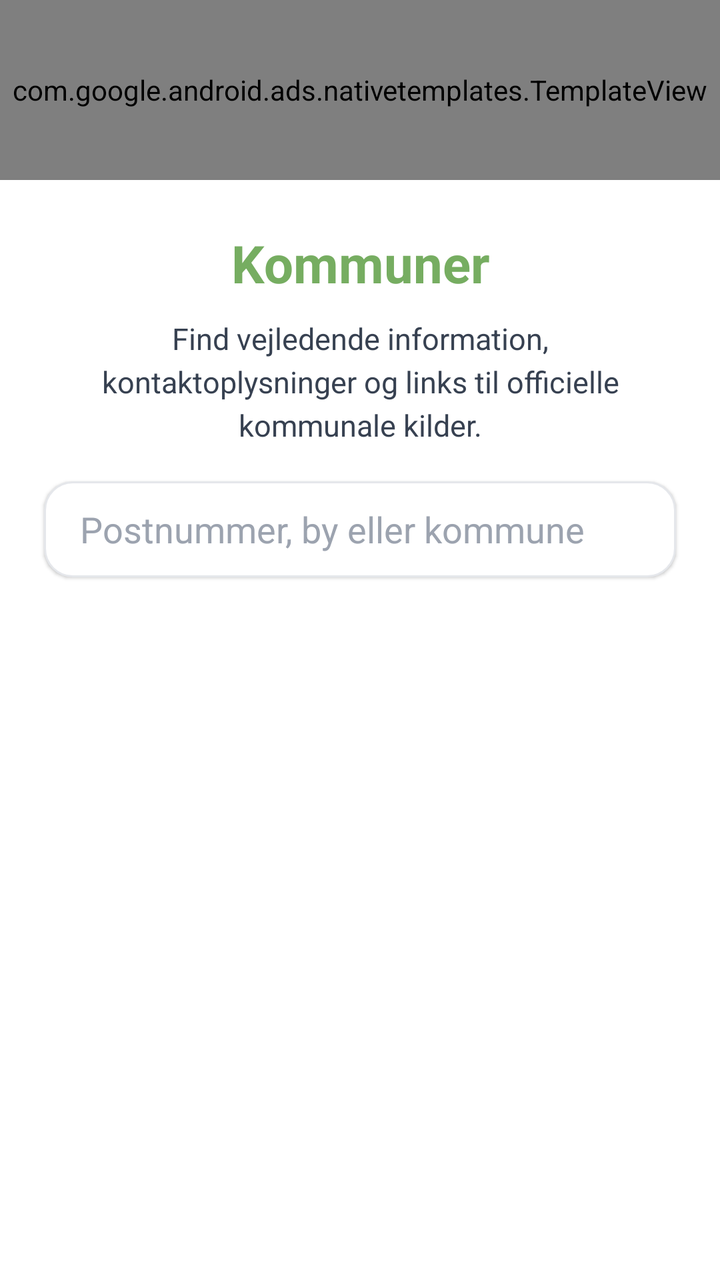
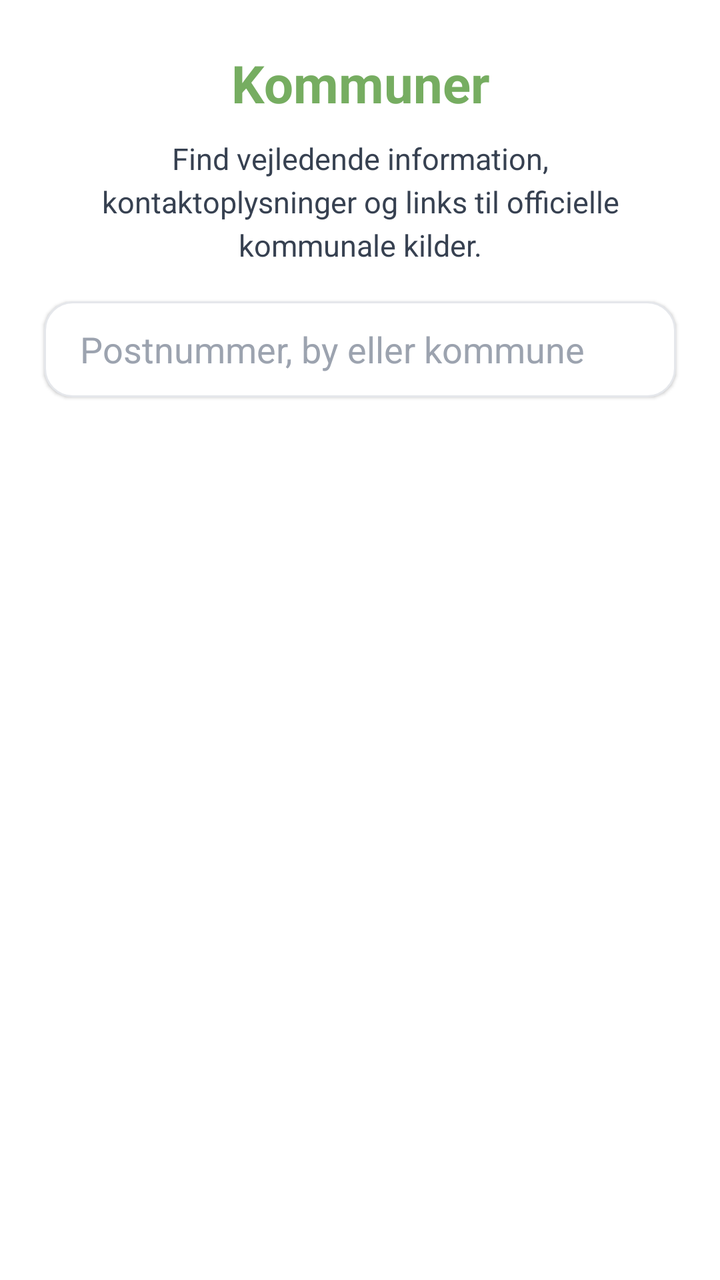

Before-and-after screenshots of an Android layout around one commit, followed by the original layout XML and the change that was made.
<!-- AndroidManifest.xml: application theme Theme.MitAffaldV4 -->
<!-- res/layout/fragment_municipalities.xml -->
<?xml version="1.0" encoding="utf-8"?>
<androidx.constraintlayout.widget.ConstraintLayout xmlns:android="http://schemas.android.com/apk/res/android"
    xmlns:app="http://schemas.android.com/apk/res-auto"
    android:layout_width="match_parent"
    android:layout_height="match_parent"
    android:background="@color/page_background">

    <com.google.android.ads.nativetemplates.TemplateView
        android:id="@+id/my_template"
        android:layout_width="match_parent"
        android:layout_height="90dp"
        app:gnt_template_type="@layout/gnt_small_template_view"
        app:layout_constraintEnd_toEndOf="parent"
        app:layout_constraintStart_toStartOf="parent"
        app:layout_constraintTop_toTopOf="parent" />

    <TextView
        android:id="@+id/municipalitiesHeader"
        android:layout_width="match_parent"
        android:layout_height="wrap_content"
        android:gravity="center"
        android:paddingStart="16dp"
        android:paddingTop="24dp"
        android:paddingEnd="16dp"
        android:text="@string/kommuner"
        android:textColor="@color/green_light"
        android:textSize="26sp"
        android:textStyle="bold"
        app:layout_goneMarginTop="22dp"
        app:layout_constraintTop_toBottomOf="@id/my_template" />

    <TextView
        android:id="@+id/municipalitiesIntro"
        android:layout_width="0dp"
        android:layout_height="wrap_content"
        android:layout_marginStart="22dp"
        android:layout_marginTop="10dp"
        android:layout_marginEnd="22dp"
        android:gravity="center"
        android:lineSpacingExtra="4dp"
        android:text="@string/kommuner_intro"
        android:textColor="@color/text_color"
        android:textSize="15sp"
        app:layout_constraintEnd_toEndOf="parent"
        app:layout_constraintStart_toStartOf="parent"
        app:layout_constraintTop_toBottomOf="@id/municipalitiesHeader" />

    <LinearLayout
        android:id="@+id/searchMunicipalityContainer"
        style="@style/xViewStyle"
        android:layout_width="0dp"
        android:layout_height="48dp"
        android:layout_marginStart="22dp"
        android:layout_marginTop="18dp"
        android:layout_marginEnd="22dp"
        android:elevation="1dp"
        android:orientation="horizontal"
        app:layout_constraintEnd_toEndOf="parent"
        app:layout_constraintStart_toStartOf="parent"
        app:layout_constraintTop_toBottomOf="@id/municipalitiesIntro">

        <EditText
            android:id="@+id/searchMunicipalityInput"
            style="@style/MultiAutoCompleteTextViewStyle"
            android:layout_width="0dp"
            android:layout_height="match_parent"
            android:layout_weight="1"
            android:autofillHints=""
            android:background="@android:color/transparent"
            android:hint="@string/indtast_kommune"
            android:importantForAutofill="no"
            android:inputType="text"
            android:maxLines="1"
            android:textColorHint="@color/grey_black" />

        <FrameLayout
            android:layout_width="wrap_content"
            android:layout_height="match_parent">

            <ImageView
                android:id="@+id/clearMunicipalitySearchButton"
                android:layout_width="wrap_content"
                android:layout_height="wrap_content"
                android:layout_gravity="center_vertical"
                android:contentDescription="Clear text"
                android:paddingEnd="12dp"
                android:src="@drawable/clear_text_x"
                android:visibility="gone" />

        </FrameLayout>

    </LinearLayout>

    <TextView
        android:id="@+id/emptyMunicipalitiesText"
        android:layout_width="0dp"
        android:layout_height="wrap_content"
        android:gravity="center"
        android:padding="22dp"
        android:text="@string/kommuner_kunne_ikke_indlaeses"
        android:textColor="@color/text_color"
        android:textSize="16sp"
        android:visibility="gone"
        app:layout_constraintEnd_toEndOf="parent"
        app:layout_constraintStart_toStartOf="parent"
        app:layout_constraintTop_toBottomOf="@id/searchMunicipalityContainer" />

    <androidx.recyclerview.widget.RecyclerView
        android:id="@+id/listMunicipalities"
        android:layout_width="match_parent"
        android:layout_height="0dp"
        android:clipToPadding="false"
        android:paddingStart="16dp"
        android:paddingTop="18dp"
        android:paddingEnd="16dp"
        android:paddingBottom="18dp"
        app:layout_constraintBottom_toBottomOf="parent"
        app:layout_constraintTop_toBottomOf="@id/searchMunicipalityContainer" />

</androidx.constraintlayout.widget.ConstraintLayout>
<!-- res/layout/gnt_small_template_view.xml (included above) -->
<?xml version="1.0" encoding="utf-8"?>
<merge xmlns:tools="http://schemas.android.com/tools"
    xmlns:app="http://schemas.android.com/apk/res-auto"
    xmlns:android="http://schemas.android.com/apk/res/android">
  <com.google.android.gms.ads.nativead.NativeAdView
      android:layout_height="wrap_content"
      android:layout_width="match_parent"
      android:layout_centerInParent="true"
      android:id="@+id/native_ad_view"
      >

    <androidx.constraintlayout.widget.ConstraintLayout
        android:layout_height="match_parent"
        android:layout_width="match_parent"
        android:layout_centerInParent="true"
        android:background="@drawable/gnt_outline_shape"
        >
      <androidx.constraintlayout.widget.ConstraintLayout
          android:layout_width="@dimen/gnt_no_size"
          android:layout_height="@dimen/gnt_no_size"
          android:layout_marginEnd="@dimen/gnt_default_margin"
          android:layout_marginStart="@dimen/gnt_default_margin"
          android:layout_marginTop="@dimen/gnt_default_margin"
          android:layout_marginBottom="@dimen/gnt_default_margin"
          app:layout_constraintDimensionRatio="H,4:1"
          app:layout_constraintEnd_toEndOf="parent"
          app:layout_constraintStart_toStartOf="parent"
          app:layout_constraintTop_toTopOf="parent"
          app:layout_constraintBottom_toBottomOf="parent"
          android:orientation="horizontal"
          android:id="@+id/background"
          >
        <ImageView
            android:id="@+id/icon"
            android:layout_width="0dp"
            android:layout_weight="0"
            android:layout_height="match_parent"
            android:layout_marginTop="@dimen/gnt_no_margin"
            android:layout_marginStart="@dimen/gnt_no_margin"
            android:layout_marginBottom="@dimen/gnt_no_margin"
            android:layout_marginEnd="@dimen/gnt_no_margin"
            app:layout_constraintDimensionRatio="H,1:1"
            app:layout_constraintStart_toStartOf="parent"
            app:layout_constraintTop_toTopOf="parent"
            app:layout_constraintBottom_toBottomOf="parent"
            app:layout_constraintEnd_toStartOf="@+id/content"
            />
        <androidx.constraintlayout.widget.ConstraintLayout
            android:layout_width="@dimen/gnt_no_size"
            android:layout_height="@dimen/gnt_no_size"
            android:layout_marginTop="@dimen/gnt_no_margin"
            android:layout_marginBottom="@dimen/gnt_no_margin"
            android:layout_marginStart="@dimen/gnt_default_margin"
            android:layout_marginEnd="@dimen/gnt_default_margin"
            android:orientation="vertical"
            android:id="@+id/content"
            app:layout_constraintBottom_toBottomOf="parent"
            app:layout_constraintStart_toEndOf="@id/icon"
            app:layout_constraintEnd_toEndOf="parent"
            app:layout_constraintTop_toTopOf="parent"
            >
          <LinearLayout
              android:id="@+id/headline"
              android:orientation="horizontal"
              android:layout_width="match_parent"
              android:layout_height="@dimen/gnt_no_size"
              android:layout_weight="@dimen/gnt_text_row_weight"
              app:layout_constraintBottom_toTopOf="@+id/row_two"
              app:layout_constraintEnd_toEndOf="parent"
              app:layout_constraintStart_toStartOf="parent"
              app:layout_constraintTop_toTopOf="parent"
              android:background="@android:color/transparent"
              >

            <TextView
                android:id="@+id/primary"
                android:textStyle="bold"
                android:textSize="@dimen/gnt_text_size_large"
                android:textColor="@color/gnt_gray"
                android:lines="1"
                android:layout_height="match_parent"
                android:layout_width="wrap_content"
                android:layout_marginTop="@dimen/gnt_no_margin"
                android:layout_marginBottom="@dimen/gnt_no_margin"
                android:layout_marginStart="@dimen/gnt_no_margin"
                android:layout_marginEnd="@dimen/gnt_no_margin"
                app:layout_constraintBottom_toBottomOf="parent"
                app:layout_constraintEnd_toEndOf="parent"
                app:layout_constraintStart_toEndOf="parent"
                app:layout_constraintTop_toTopOf="parent"
                ></TextView>
          </LinearLayout>
          <LinearLayout
              android:id="@+id/row_two"
              android:orientation="horizontal"
              android:layout_width="match_parent"
              android:layout_height="@dimen/gnt_no_size"
              android:layout_weight="@dimen/gnt_text_row_weight"
              app:layout_constraintBottom_toTopOf="@+id/cta"
              app:layout_constraintEnd_toEndOf="parent"
              app:layout_constraintStart_toStartOf="parent"
              app:layout_constraintTop_toBottomOf="@id/headline"
              >
            <TextView
                android:background="@drawable/gnt_rounded_corners_shape"
                android:layout_width="@dimen/gnt_ad_indicator_width"
                android:gravity="center"
                android:id="@+id/ad_notification_view"
                android:layout_height="@dimen/gnt_ad_indicator_height"
                android:layout_marginTop="@dimen/gnt_ad_indicator_top_margin"
                android:layout_marginStart="@dimen/gnt_no_margin"
                android:layout_marginEnd="@dimen/gnt_default_margin"
                android:text="Ad"
                android:textColor="@color/gnt_ad_green"
                android:textStyle="bold"
                android:textSize="@dimen/gnt_ad_indicator_text_size"
                app:layout_constraintBottom_toBottomOf="parent"
                app:layout_constraintStart_toStartOf="parent"
                app:layout_constraintTop_toTopOf="parent"
                >
            </TextView>
            <RatingBar
                android:id="@+id/rating_bar"
                android:background="@android:color/transparent"
                android:layout_width="wrap_content"
                android:layout_height="wrap_content"
                android:textSize="@dimen/gnt_text_size_small"
                android:textColor="@color/gnt_gray"
                android:numStars="5"
                android:stepSize="0.1"
                android:lines="1"
                android:layout_marginTop="@dimen/gnt_no_margin"
                android:layout_marginBottom="@dimen/gnt_no_margin"
                android:layout_marginStart="@dimen/gnt_no_margin"
                android:layout_marginEnd="@dimen/gnt_no_margin"
                app:layout_constraintBottom_toBottomOf="parent"
                app:layout_constraintEnd_toEndOf="parent"
                app:layout_constraintStart_toEndOf="@id/ad_notification_view"
                app:layout_constraintTop_toTopOf="parent"
                style="?android:attr/ratingBarStyleSmall">

            </RatingBar>
            <TextView
                android:id="@+id/secondary"
                android:background="@color/gnt_white"
                android:layout_width="wrap_content"
                android:layout_height="match_parent"
                android:gravity="top"
                android:textSize="@dimen/gnt_text_size_small"
                android:textColor="@color/gnt_gray"
                android:lines="1"
                android:layout_marginTop="@dimen/gnt_no_margin"
                android:layout_marginBottom="@dimen/gnt_no_margin"
                android:layout_marginStart="@dimen/gnt_no_margin"
                android:layout_marginEnd="@dimen/gnt_no_margin"
                app:layout_constraintBottom_toBottomOf="parent"
                app:layout_constraintEnd_toEndOf="parent"
                app:layout_constraintStart_toEndOf="@id/ad_notification_view"
                app:layout_constraintTop_toTopOf="parent"
                ></TextView>

          </LinearLayout>
          <androidx.appcompat.widget.AppCompatButton
              android:id="@+id/cta"
              android:layout_width="match_parent"
              android:layout_height="@dimen/gnt_no_size"
              android:background="@color/gnt_blue"
              android:textColor="@color/gnt_white"
              android:lines="1"
              app:layout_constraintBottom_toBottomOf="parent"
              app:layout_constraintEnd_toEndOf="parent"
              app:layout_constraintStart_toStartOf="parent"
              app:layout_constraintTop_toBottomOf="@id/row_two"
              android:gravity="center"
              app:layout_constraintHeight_percent="0.35"
              />


        </androidx.constraintlayout.widget.ConstraintLayout>


      </androidx.constraintlayout.widget.ConstraintLayout>

    </androidx.constraintlayout.widget.ConstraintLayout>

  </com.google.android.gms.ads.nativead.NativeAdView>

</merge>
<!-- resources referenced by this layout -->
<resources>
  <color name="gnt_ad_green">#3A6728</color>
  <color name="gnt_blue">#4285f4</color>
  <color name="gnt_gray">#808080</color>
  <color name="gnt_white">#FFFFFF</color>
  <color name="green_light">#76AD61</color>
  <color name="grey_black">#9CA3AF</color>
  <color name="page_background">#FFFFFFFF</color>
  <color name="text_color">#374151</color>
  <dimen name="gnt_ad_indicator_height">20dp</dimen>
  <dimen name="gnt_ad_indicator_text_size">10sp</dimen>
  <dimen name="gnt_ad_indicator_top_margin">0dp</dimen>
  <dimen name="gnt_ad_indicator_width">25dp</dimen>
  <dimen name="gnt_default_margin">10dp</dimen>
  <dimen name="gnt_no_margin">0dp</dimen>
  <dimen name="gnt_no_size">0dp</dimen>
  <item name="gnt_text_row_weight" format="float" type="dimen">0.25</item>
  <dimen name="gnt_text_size_large">15sp</dimen>
  <dimen name="gnt_text_size_small">12sp</dimen>
  <!-- drawable gnt_outline_shape (drawable) -->
  <?xml version="1.0" encoding="utf-8"?>
  <shape xmlns:android="http://schemas.android.com/apk/res/android" android:shape="rectangle" >
    <solid android:color="@color/gnt_white" />
    <stroke android:width="2dp" android:color="@color/gnt_outline"/>
  </shape>
  <!-- drawable gnt_rounded_corners_shape (drawable) -->
  <?xml version="1.0" encoding="utf-8"?>
  <shape xmlns:android="http://schemas.android.com/apk/res/android">
    <solid android:color="#ffffffff"/>
  
    <stroke android:width="2dp"
        android:color="@color/gnt_ad_green"/>
  
    <padding android:left="1dp"
        android:top="1dp"
        android:right="1dp"
        android:bottom="1dp" />
  
    <corners android:bottomRightRadius="5dp"
        android:bottomLeftRadius="5dp"
        android:topLeftRadius="5dp"
        android:topRightRadius="5dp" />
  </shape>
  <string name="indtast_kommune">Postnummer, by eller kommune</string>
  <string name="kommuner">Kommuner</string>
  <string name="kommuner_intro">Find vejledende information, kontaktoplysninger og links til officielle kommunale kilder.</string>
  <string name="kommuner_kunne_ikke_indlaeses">Kommunedata kunne ikke indlæses.</string>
  <style name="xViewStyle">
          <item name="android:background">@drawable/x_background</item>
      </style>
  <style name="Theme.MitAffaldV4" parent="Theme.MaterialComponents.Light.NoActionBar">
          
          <item name="colorPrimary">@color/green_light</item>
          <item name="colorPrimaryVariant">@color/green_dark</item>
          <item name="colorOnPrimary">@color/white</item>
          
          <item name="colorSecondary">@color/teal_200</item>
          <item name="colorSecondaryVariant">@color/teal_700</item>
          <item name="colorOnSecondary">@color/black</item>
          
          <item name="windowActionBar">false</item>
          <item name="windowNoTitle">true</item>
          <item name="android:forceDarkAllowed">false</item>
      </style>
  <color name="gnt_outline">#E0E0E0</color>
  <!-- drawable edittext_background (drawable-v24) -->
  <?xml version="1.0" encoding="utf-8"?>
  <shape xmlns:android="http://schemas.android.com/apk/res/android">
      <solid android:color="@android:color/transparent" />
      <corners android:radius="14dp" />
      <padding
          android:left="8dp"
          android:top="8dp"
          android:right="8dp"
          android:bottom="8dp" />
  </shape>
  <!-- drawable x_background (drawable) -->
  <?xml version="1.0" encoding="utf-8"?>
  <shape xmlns:android="http://schemas.android.com/apk/res/android">
      <solid android:color="@color/white" />
      <stroke
          android:width="1dp"
          android:color="@color/light_grey" />
      <corners android:radius="14dp" />
  </shape>
  <color name="green_dark">#5F984E</color>
  <color name="white">#FFFFFFFF</color>
  <color name="teal_200">#76AD61</color>
  <color name="teal_700">#FF018786</color>
  <color name="black">#000000</color>
  <color name="card_border">#E5E7EB</color>
  <color name="light_grey">#E5E7EB</color>
  <!-- unchanged entries left out for length: 3 -->
</resources>

<!-- the commit's change to res/layout/fragment_municipalities.xml (unified diff, before → after) -->
@@ -4,15 +4,6 @@
     android:layout_width="match_parent"
     android:layout_height="match_parent"
     android:background="@color/page_background">
-
-    <com.google.android.ads.nativetemplates.TemplateView
-        android:id="@+id/my_template"
-        android:layout_width="match_parent"
-        android:layout_height="90dp"
-        app:gnt_template_type="@layout/gnt_small_template_view"
-        app:layout_constraintEnd_toEndOf="parent"
-        app:layout_constraintStart_toStartOf="parent"
-        app:layout_constraintTop_toTopOf="parent" />
 
     <TextView
         android:id="@+id/municipalitiesHeader"
@@ -26,8 +17,7 @@
         android:textColor="@color/green_light"
         android:textSize="26sp"
         android:textStyle="bold"
-        app:layout_goneMarginTop="22dp"
-        app:layout_constraintTop_toBottomOf="@id/my_template" />
+        app:layout_constraintTop_toTopOf="parent" />
 
     <TextView
         android:id="@+id/municipalitiesIntro"
@@ -118,192 +108,3 @@
         app:layout_constraintTop_toBottomOf="@id/searchMunicipalityContainer" />
 
 </androidx.constraintlayout.widget.ConstraintLayout>
-<!-- res/layout/gnt_small_template_view.xml (included above) -->
-<?xml version="1.0" encoding="utf-8"?>
-<merge xmlns:tools="http://schemas.android.com/tools"
-    xmlns:app="http://schemas.android.com/apk/res-auto"
-    xmlns:android="http://schemas.android.com/apk/res/android">
-  <com.google.android.gms.ads.nativead.NativeAdView
-      android:layout_height="wrap_content"
-      android:layout_width="match_parent"
-      android:layout_centerInParent="true"
-      android:id="@+id/native_ad_view"
-      >
-
-    <androidx.constraintlayout.widget.ConstraintLayout
-        android:layout_height="match_parent"
-        android:layout_width="match_parent"
-        android:layout_centerInParent="true"
-        android:background="@drawable/gnt_outline_shape"
-        >
-      <androidx.constraintlayout.widget.ConstraintLayout
-          android:layout_width="@dimen/gnt_no_size"
-          android:layout_height="@dimen/gnt_no_size"
-          android:layout_marginEnd="@dimen/gnt_default_margin"
-          android:layout_marginStart="@dimen/gnt_default_margin"
-          android:layout_marginTop="@dimen/gnt_default_margin"
-          android:layout_marginBottom="@dimen/gnt_default_margin"
-          app:layout_constraintDimensionRatio="H,4:1"
-          app:layout_constraintEnd_toEndOf="parent"
-          app:layout_constraintStart_toStartOf="parent"
-          app:layout_constraintTop_toTopOf="parent"
-          app:layout_constraintBottom_toBottomOf="parent"
-          android:orientation="horizontal"
-          android:id="@+id/background"
-          >
-        <ImageView
-            android:id="@+id/icon"
-            android:layout_width="0dp"
-            android:layout_weight="0"
-            android:layout_height="match_parent"
-            android:layout_marginTop="@dimen/gnt_no_margin"
-            android:layout_marginStart="@dimen/gnt_no_margin"
-            android:layout_marginBottom="@dimen/gnt_no_margin"
-            android:layout_marginEnd="@dimen/gnt_no_margin"
-            app:layout_constraintDimensionRatio="H,1:1"
-            app:layout_constraintStart_toStartOf="parent"
-            app:layout_constraintTop_toTopOf="parent"
-            app:layout_constraintBottom_toBottomOf="parent"
-            app:layout_constraintEnd_toStartOf="@+id/content"
-            />
-        <androidx.constraintlayout.widget.ConstraintLayout
-            android:layout_width="@dimen/gnt_no_size"
-            android:layout_height="@dimen/gnt_no_size"
-            android:layout_marginTop="@dimen/gnt_no_margin"
-            android:layout_marginBottom="@dimen/gnt_no_margin"
-            android:layout_marginStart="@dimen/gnt_default_margin"
-            android:layout_marginEnd="@dimen/gnt_default_margin"
-            android:orientation="vertical"
-            android:id="@+id/content"
-            app:layout_constraintBottom_toBottomOf="parent"
-            app:layout_constraintStart_toEndOf="@id/icon"
-            app:layout_constraintEnd_toEndOf="parent"
-            app:layout_constraintTop_toTopOf="parent"
-            >
-          <LinearLayout
-              android:id="@+id/headline"
-              android:orientation="horizontal"
-              android:layout_width="match_parent"
-              android:layout_height="@dimen/gnt_no_size"
-              android:layout_weight="@dimen/gnt_text_row_weight"
-              app:layout_constraintBottom_toTopOf="@+id/row_two"
-              app:layout_constraintEnd_toEndOf="parent"
-              app:layout_constraintStart_toStartOf="parent"
-              app:layout_constraintTop_toTopOf="parent"
-              android:background="@android:color/transparent"
-              >
-
-            <TextView
-                android:id="@+id/primary"
-                android:textStyle="bold"
-                android:textSize="@dimen/gnt_text_size_large"
-                android:textColor="@color/gnt_gray"
-                android:lines="1"
-                android:layout_height="match_parent"
-                android:layout_width="wrap_content"
-                android:layout_marginTop="@dimen/gnt_no_margin"
-                android:layout_marginBottom="@dimen/gnt_no_margin"
-                android:layout_marginStart="@dimen/gnt_no_margin"
-                android:layout_marginEnd="@dimen/gnt_no_margin"
-                app:layout_constraintBottom_toBottomOf="parent"
-                app:layout_constraintEnd_toEndOf="parent"
-                app:layout_constraintStart_toEndOf="parent"
-                app:layout_constraintTop_toTopOf="parent"
-                ></TextView>
-          </LinearLayout>
-          <LinearLayout
-              android:id="@+id/row_two"
-              android:orientation="horizontal"
-              android:layout_width="match_parent"
-              android:layout_height="@dimen/gnt_no_size"
-              android:layout_weight="@dimen/gnt_text_row_weight"
-              app:layout_constraintBottom_toTopOf="@+id/cta"
-              app:layout_constraintEnd_toEndOf="parent"
-              app:layout_constraintStart_toStartOf="parent"
-              app:layout_constraintTop_toBottomOf="@id/headline"
-              >
-            <TextView
-                android:background="@drawable/gnt_rounded_corners_shape"
-                android:layout_width="@dimen/gnt_ad_indicator_width"
-                android:gravity="center"
-                android:id="@+id/ad_notification_view"
-                android:layout_height="@dimen/gnt_ad_indicator_height"
-                android:layout_marginTop="@dimen/gnt_ad_indicator_top_margin"
-                android:layout_marginStart="@dimen/gnt_no_margin"
-                android:layout_marginEnd="@dimen/gnt_default_margin"
-                android:text="Ad"
-                android:textColor="@color/gnt_ad_green"
-                android:textStyle="bold"
-                android:textSize="@dimen/gnt_ad_indicator_text_size"
-                app:layout_constraintBottom_toBottomOf="parent"
-                app:layout_constraintStart_toStartOf="parent"
-                app:layout_constraintTop_toTopOf="parent"
-                >
-            </TextView>
-            <RatingBar
-                android:id="@+id/rating_bar"
-                android:background="@android:color/transparent"
-                android:layout_width="wrap_content"
-                android:layout_height="wrap_content"
-                android:textSize="@dimen/gnt_text_size_small"
-                android:textColor="@color/gnt_gray"
-                android:numStars="5"
-                android:stepSize="0.1"
-                android:lines="1"
-                android:layout_marginTop="@dimen/gnt_no_margin"
-                android:layout_marginBottom="@dimen/gnt_no_margin"
-                android:layout_marginStart="@dimen/gnt_no_margin"
-                android:layout_marginEnd="@dimen/gnt_no_margin"
-                app:layout_constraintBottom_toBottomOf="parent"
-                app:layout_constraintEnd_toEndOf="parent"
-                app:layout_constraintStart_toEndOf="@id/ad_notification_view"
-                app:layout_constraintTop_toTopOf="parent"
-                style="?android:attr/ratingBarStyleSmall">
-
-            </RatingBar>
-            <TextView
-                android:id="@+id/secondary"
-                android:background="@color/gnt_white"
-                android:layout_width="wrap_content"
-                android:layout_height="match_parent"
-                android:gravity="top"
-                android:textSize="@dimen/gnt_text_size_small"
-                android:textColor="@color/gnt_gray"
-                android:lines="1"
-                android:layout_marginTop="@dimen/gnt_no_margin"
-                android:layout_marginBottom="@dimen/gnt_no_margin"
-                android:layout_marginStart="@dimen/gnt_no_margin"
-                android:layout_marginEnd="@dimen/gnt_no_margin"
-                app:layout_constraintBottom_toBottomOf="parent"
-                app:layout_constraintEnd_toEndOf="parent"
-                app:layout_constraintStart_toEndOf="@id/ad_notification_view"
-                app:layout_constraintTop_toTopOf="parent"
-                ></TextView>
-
-          </LinearLayout>
-          <androidx.appcompat.widget.AppCompatButton
-              android:id="@+id/cta"
-              android:layout_width="match_parent"
-              android:layout_height="@dimen/gnt_no_size"
-              android:background="@color/gnt_blue"
-              android:textColor="@color/gnt_white"
-              android:lines="1"
-              app:layout_constraintBottom_toBottomOf="parent"
-              app:layout_constraintEnd_toEndOf="parent"
-              app:layout_constraintStart_toStartOf="parent"
-              app:layout_constraintTop_toBottomOf="@id/row_two"
-              android:gravity="center"
-              app:layout_constraintHeight_percent="0.35"
-              />
-
-
-        </androidx.constraintlayout.widget.ConstraintLayout>
-
-
-      </androidx.constraintlayout.widget.ConstraintLayout>
-
-    </androidx.constraintlayout.widget.ConstraintLayout>
-
-  </com.google.android.gms.ads.nativead.NativeAdView>
-
-</merge>
<!-- resource entries referenced after the edit -->
@@ -1,47 +1,9 @@
 <!-- resources referenced by this layout -->
 <resources>
-  <color name="gnt_ad_green">#3A6728</color>
-  <color name="gnt_blue">#4285f4</color>
-  <color name="gnt_gray">#808080</color>
-  <color name="gnt_white">#FFFFFF</color>
   <color name="green_light">#76AD61</color>
   <color name="grey_black">#9CA3AF</color>
   <color name="page_background">#FFFFFFFF</color>
   <color name="text_color">#374151</color>
-  <dimen name="gnt_ad_indicator_height">20dp</dimen>
-  <dimen name="gnt_ad_indicator_text_size">10sp</dimen>
-  <dimen name="gnt_ad_indicator_top_margin">0dp</dimen>
-  <dimen name="gnt_ad_indicator_width">25dp</dimen>
-  <dimen name="gnt_default_margin">10dp</dimen>
-  <dimen name="gnt_no_margin">0dp</dimen>
-  <dimen name="gnt_no_size">0dp</dimen>
-  <item name="gnt_text_row_weight" format="float" type="dimen">0.25</item>
-  <dimen name="gnt_text_size_large">15sp</dimen>
-  <dimen name="gnt_text_size_small">12sp</dimen>
-  <!-- drawable gnt_outline_shape (drawable) -->
-  <?xml version="1.0" encoding="utf-8"?>
-  <shape xmlns:android="http://schemas.android.com/apk/res/android" android:shape="rectangle" >
-    <solid android:color="@color/gnt_white" />
-    <stroke android:width="2dp" android:color="@color/gnt_outline"/>
-  </shape>
-  <!-- drawable gnt_rounded_corners_shape (drawable) -->
-  <?xml version="1.0" encoding="utf-8"?>
-  <shape xmlns:android="http://schemas.android.com/apk/res/android">
-    <solid android:color="#ffffffff"/>
-  
-    <stroke android:width="2dp"
-        android:color="@color/gnt_ad_green"/>
-  
-    <padding android:left="1dp"
-        android:top="1dp"
-        android:right="1dp"
-        android:bottom="1dp" />
-  
-    <corners android:bottomRightRadius="5dp"
-        android:bottomLeftRadius="5dp"
-        android:topLeftRadius="5dp"
-        android:topRightRadius="5dp" />
-  </shape>
   <string name="indtast_kommune">Postnummer, by eller kommune</string>
   <string name="kommuner">Kommuner</string>
   <string name="kommuner_intro">Find vejledende information, kontaktoplysninger og links til officielle kommunale kilder.</string>
@@ -61,9 +23,7 @@
           
           <item name="windowActionBar">false</item>
           <item name="windowNoTitle">true</item>
-          <item name="android:forceDarkAllowed">false</item>
       </style>
-  <color name="gnt_outline">#E0E0E0</color>
   <!-- drawable edittext_background (drawable-v24) -->
   <?xml version="1.0" encoding="utf-8"?>
   <shape xmlns:android="http://schemas.android.com/apk/res/android">
